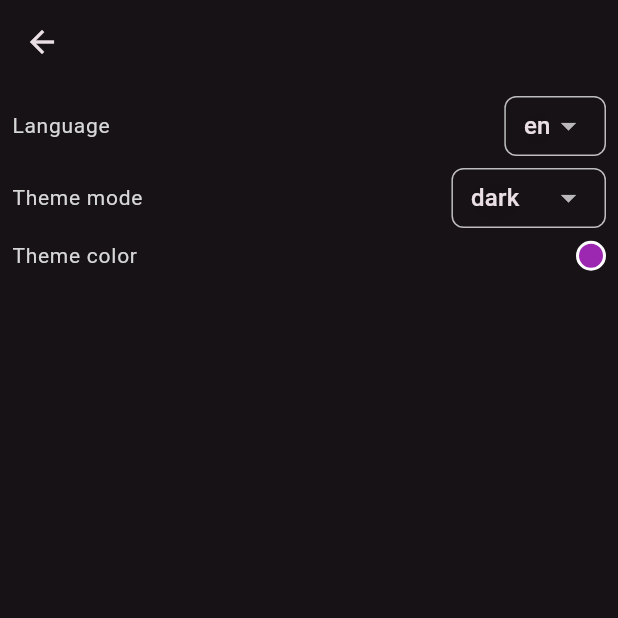
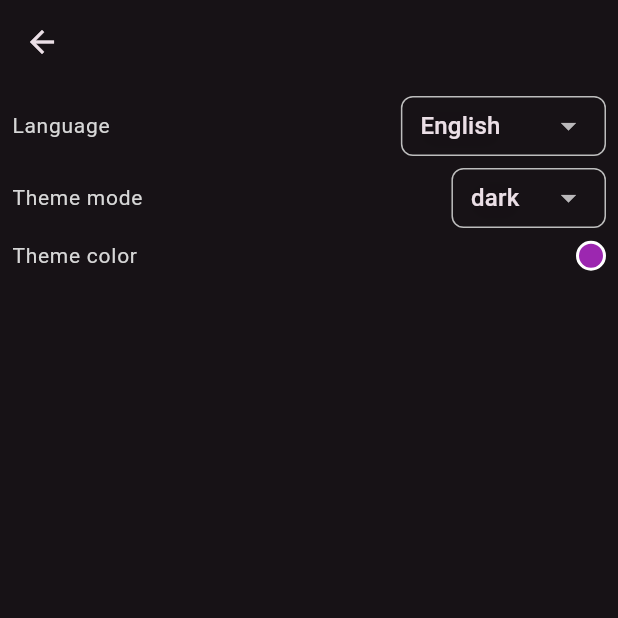
Before and after one commit to hieppham1999/qr_generator_flutter, a Flutter app: the screen it shows after launch, after a tap on the "settings" icon, on a phone screen of 412 x 824 dp, the top half of it. Run offline on Flutter 3.47's test engine with Material 3 defaults, Android fonts, the phone set to English and light mode, and no system bars; our stand-ins replace another_flushbar, convex_bottom_bar, flutter_bloc, flutter_colorpicker, freezed_annotation, get_it and 4 more; missing offline and left inert: mobile_scanner; accounts and stored records are empty; generated files the repository leaves out were written again.

Commit message:
add AppLanguage

```diff
--- a/lib/data/app_settings/app_settings.dart
+++ b/lib/data/app_settings/app_settings.dart
@@ -1,12 +1,13 @@
 import 'package:flutter/material.dart';
 import 'package:freezed_annotation/freezed_annotation.dart';
+import 'package:qr_generator_flutter/data/model/app_language/app_language.dart';
 
 part 'app_settings.freezed.dart';
 
 @freezed
 abstract class AppSettings with _$AppSettings {
   const factory AppSettings({
-    @Default(Locale('en')) Locale locale,
+    @Default(AppLanguage.english) AppLanguage language,
     @Default(ThemeMode.dark) ThemeMode themeMode,
     @Default(Colors.purple) Color colorSchemeSeed,
     @Default(true) bool notificationsEnabled,
--- /dev/null
+++ b/lib/data/model/app_language/app_language.dart
@@ -0,0 +1,22 @@
+import 'dart:ui';
+
+import 'package:qr_generator_flutter/core/languages.dart';
+
+enum AppLanguage {
+  english(Locale('en')),
+  vietnamese(Locale('vi'));
+
+  const AppLanguage(this.locale);
+
+  final Locale locale;
+
+  String get displayName => switch(this) {
+    AppLanguage.english => Languages.translate.english,
+    AppLanguage.vietnamese => Languages.translate.vietnamese,
+  };
+
+  String get displayNativeName => switch(this) {
+    AppLanguage.english => Languages.translate.english_native,
+    AppLanguage.vietnamese => Languages.translate.vietnamese_native,
+  };
+}
--- a/lib/l10n/app_en.arb
+++ b/lib/l10n/app_en.arb
@@ -10,5 +10,10 @@
   "customize": "Customize",
   "preview": "Preview",
   "createQr": "Qr Create",
-  "updateQr": "Qr Update"
+  "updateQr": "Qr Update",
+  "english": "English",
+  "english_native": "English",
+  "vietnamese": "Vietnamese",
+  "vietnamese_native": "Tiếng Việt"
+
 }
--- a/lib/l10n/app_vi.arb
+++ b/lib/l10n/app_vi.arb
@@ -10,5 +10,9 @@
   "customize": "Tùy chỉnh",
   "preview": "Xem trước",
   "createQr": "Tạo mã Qr",
-  "updateQr": "Cập nhật"
+  "updateQr": "Cập nhật",
+  "english": "Tiếng Anh",
+  "english_native": "English",
+  "vietnamese": "Tiếng Việt",
+  "vietnamese_native": "Tiếng Việt"
 }
--- a/lib/main.dart
+++ b/lib/main.dart
@@ -46,7 +46,7 @@ class _MyAppState extends State<MyApp> {
         themeMode: state.themeMode,
         theme: AppTheme.light(seedColor: state.colorSchemeSeed),
         darkTheme: AppTheme.dark(seedColor: state.colorSchemeSeed),
-        locale: state.locale,
+        locale: state.language.locale,
         localizationsDelegates: AppLocalizations.localizationsDelegates,
         supportedLocales: AppLocalizations.supportedLocales,
       ),
--- a/lib/presentation/features/app_setting/app_setting_page.dart
+++ b/lib/presentation/features/app_setting/app_setting_page.dart
@@ -1,6 +1,7 @@
 import 'package:flutter/material.dart';
 import 'package:qr_generator_flutter/base/bloc_state_builder.dart';
 import 'package:qr_generator_flutter/data/app_settings/app_settings.dart';
+import 'package:qr_generator_flutter/data/model/app_language/app_language.dart';
 import 'package:qr_generator_flutter/di/injection.dart';
 import 'package:qr_generator_flutter/presentation/features/app_setting/app_setting_cubit.dart';
 import 'package:qr_generator_flutter/presentation/widgets/app_dropdown.dart';
@@ -26,15 +27,15 @@ class AppSettingPage extends StatelessWidget {
               children: [
                 AppTile(
                   label: 'Language',
-                  trailing: AppDropdown<Locale>(
-                    items: [Locale('en'), Locale('vi')],
-                    value: state.locale,
-                    onChanged: (Locale? value) {
+                  trailing: AppDropdown<AppLanguage>(
+                    items: AppLanguage.values,
+                    value: state.language,
+                    onChanged: (AppLanguage? value) {
                       if (value == null) return;
                       cubit.changeLocale(value);
-                    },
-                    itemBuilder: (Locale item) {
-                      return Text(item.languageCode);
+                      },
+                    itemBuilder: (AppLanguage item) {
+                      return Text(item.displayName);
                     },
                   ),
                 ),
@@ -75,25 +76,3 @@ class AppSettingPage extends StatelessWidget {
     );
   }
 }
-
-class AppListTile extends StatelessWidget {
-  const AppListTile({
-    super.key,
-    this.trailing,
-    required this.title,
-    required this.onTap,
-  });
-
-  final Widget? trailing;
-  final String title;
-  final VoidCallback onTap;
-
-  @override
-  Widget build(BuildContext context) {
-    return ListTile(
-      title: Text(title, style: Theme.of(context).textTheme.titleMedium),
-      trailing: trailing,
-      onTap: onTap,
-    );
-  }
-}
```
Also changed, not shown: lib/presentation/features/app_setting/app_setting_cubit.dart (+3 -6 lines), lib/data/app_settings/app_settings.freezed.dart.
